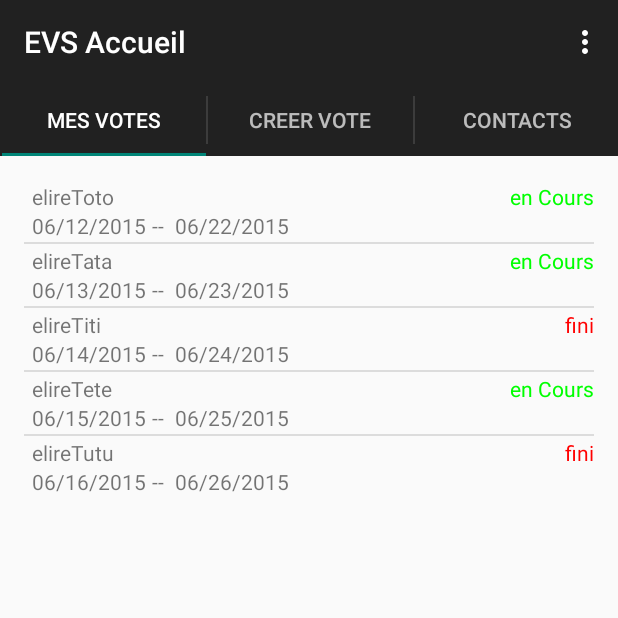
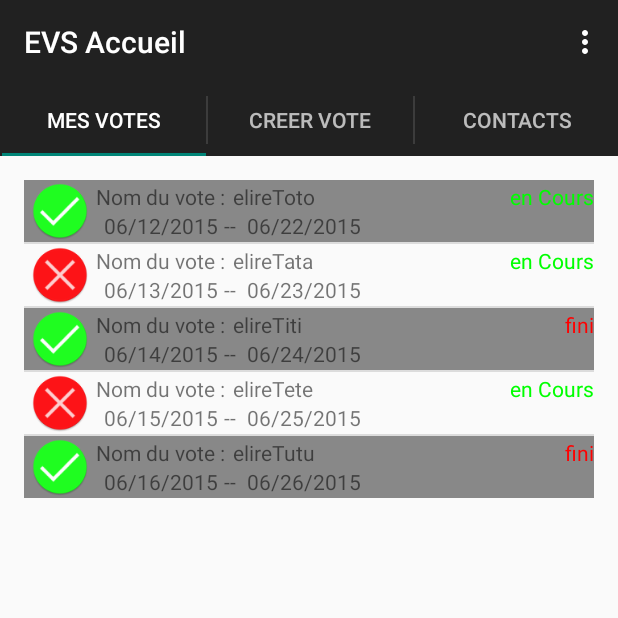
Before and after one commit to Smaylis13/ProjetM1, an Android app: the CHubMyVotesFragment screen opened directly, with no data from a screen before it, on a phone screen of 412 x 824 dp, the top half of it. Run offline under Robolectric (Android 15) with nearby library versions, the phone set to English and light mode, and no system bars.

Commit message:
legères modif interface

```diff
--- a/Android/G3Vote/app/src/main/java/fr/univtln/m1dapm/g3/g3vote/Entite/CVote.java
+++ b/Android/G3Vote/app/src/main/java/fr/univtln/m1dapm/g3/g3vote/Entite/CVote.java
@@ -20,6 +20,15 @@ public class CVote {
     private String mDescription;
 
     private boolean mStatut;
+    private boolean mVoted;
+
+    public boolean ismVoted() {
+        return mVoted;
+    }
+
+    public void setmVoted(boolean mVoted) {
+        this.mVoted = mVoted;
+    }
 
     private List<CRegle> mListRegle;
 
@@ -63,11 +72,12 @@ public class CVote {
         this.mFin=mFin;
     }
 
-    public CVote(int mIdVote, String mNom, boolean mStatut, Date debut, Date fin){
+    public CVote(int mIdVote, String mNom, boolean mStatut,boolean mVoted, Date debut, Date fin){
         this(mIdVote,mNom);
         this.mStatut=mStatut;
         this.beginDate = debut;
         this.endDate = fin;
+        this.mVoted=mVoted;
     }
     public String getmNom() {
         return mNom;
@@ -135,11 +145,11 @@ public class CVote {
 // representation of a date with the defined format.
 
 
-        listVote.add(new CVote(1,"elireToto",true,d1,d2));
-        listVote.add(new CVote(2,"elireTata",true,d3,d4));
-        listVote.add(new CVote(3,"elireTiti",false,d5,d6));
-        listVote.add(new CVote(4,"elireTete",true,d7,d8));
-        listVote.add(new CVote(5,"elireTutu",false,d9,d10));
+        listVote.add(new CVote(1,"elireToto",true,true,d1,d2));
+        listVote.add(new CVote(2,"elireTata",true,false,d3,d4));
+        listVote.add(new CVote(3,"elireTiti",false,true,d5,d6));
+        listVote.add(new CVote(4,"elireTete",true,false,d7,d8));
+        listVote.add(new CVote(5,"elireTutu",false,true,d9,d10));
         return listVote;
     }
 }
--- a/Android/G3Vote/app/src/main/java/fr/univtln/m1dapm/g3/g3vote/Interface/CUserAdapter.java
+++ b/Android/G3Vote/app/src/main/java/fr/univtln/m1dapm/g3/g3vote/Interface/CUserAdapter.java
@@ -60,6 +60,9 @@ public class CUserAdapter extends BaseAdapter{
             layoutItem = (RelativeLayout) convertView;
         }
 
+        if (position%2==0){
+            layoutItem.setBackgroundColor(-7829368);//gris clair
+        }
         //(2) : Récupération des TextView de notre layout
         TextView tv_Nom = (TextView)layoutItem.findViewById(R.id.TV_Nom);
         TextView tv_Prenom = (TextView)layoutItem.findViewById(R.id.TV_Prenom);
--- a/Android/G3Vote/app/src/main/java/fr/univtln/m1dapm/g3/g3vote/Interface/CVoteAdapter.java
+++ b/Android/G3Vote/app/src/main/java/fr/univtln/m1dapm/g3/g3vote/Interface/CVoteAdapter.java
@@ -6,6 +6,7 @@ import android.view.LayoutInflater;
 import android.view.View;
 import android.view.ViewGroup;
 import android.widget.BaseAdapter;
+import android.widget.ImageView;
 import android.widget.RelativeLayout;
 import android.widget.TextView;
 
@@ -61,13 +62,23 @@ public class CVoteAdapter extends BaseAdapter {
             layoutItem = (RelativeLayout) convertView;
         }
 
+        if (position%2==0){
+            layoutItem.setBackgroundColor(-7829368);//gris clair
+        }
+
         //(2) : Récupération des TextView de notre layout
         TextView ltv_voteName = (TextView)layoutItem.findViewById(R.id.lTV_voteName);
         TextView ltv_voteStatus = (TextView)layoutItem.findViewById(R.id.lTV_voteStatus);
         TextView ltv_beginDate = (TextView)layoutItem.findViewById(R.id.lTV_beginDate);
         TextView ltv_endDate = (TextView)layoutItem.findViewById(R.id.lTV_endDate);
+        ImageView liv_icon = (ImageView)layoutItem.findViewById(R.id.icon);
 
-
+        if(mListVote.get(position).ismVoted()){
+            liv_icon.setImageResource(R.mipmap.ic_yes_vote);
+        }
+        else{
+            liv_icon.setImageResource(R.mipmap.ic_no_vote);
+        }
         //(3) : Renseignement des valeurs
         ltv_voteName.setText(mListVote.get(position).getmNom());
         if (mListVote.get(position).getmStatut()){
@@ -78,6 +89,7 @@ public class CVoteAdapter extends BaseAdapter {
             ltv_voteStatus.setText("fini");
             ltv_voteStatus.setTextColor(Color.parseColor("red"));
         }
+
 
         //ltv_beginDate.setText(mListVote.get(position).getmDebut().getGregorianChange().toString());
         //ltv_endDate.setText(mListVote.get(position).getmFin().getGregorianChange().toString());
--- a/Android/G3Vote/app/src/main/res/layout/vote_layout.xml
+++ b/Android/G3Vote/app/src/main/res/layout/vote_layout.xml
@@ -3,13 +3,25 @@
     android:layout_width="fill_parent"
     android:layout_height="wrap_content">
 
+    <ImageView
+        android:id="@+id/icon"
+        android:layout_width="wrap_content"
+        android:layout_height="wrap_content"
+        android:src="@mipmap/ic_yes_vote"
+        android:layout_alignBottom="@+id/linearLayout"
+        android:layout_alignTop="@+id/lLL_vote" />
     <LinearLayout xmlns:android="http://schemas.android.com/apk/res/android"
         android:orientation="horizontal"
         android:layout_width="fill_parent"
         android:layout_height="wrap_content"
         android:layout_marginTop="1dp"
-        android:id="@+id/lLL_vote">
+        android:id="@+id/lLL_vote"
+        android:layout_toRightOf="@id/icon">
 
+        <TextView
+            android:layout_width="wrap_content"
+            android:layout_height="wrap_content"
+            android:text="@string/lTVvoteNameLabel"/>
         <TextView
             android:text="Nom du vote"
             android:id="@+id/lTV_voteName"
@@ -34,7 +46,8 @@
         android:layout_height="wrap_content"
         android:layout_marginBottom="1dp"
         android:layout_below="@id/lLL_vote"
-        android:id="@+id/linearLayout">
+        android:id="@+id/linearLayout"
+        android:layout_toRightOf="@id/icon">
 
         <TextView
             android:text="Date Début"
--- a/Android/G3Vote/app/src/main/res/values/strings.xml
+++ b/Android/G3Vote/app/src/main/res/values/strings.xml
@@ -36,4 +36,8 @@
     <string name="jugementMajorityDescription">le vote JM sert a blablabla</string>
     <string name="userFirstNameInputHint">Prénom</string>
     <string name="userLastNameInputHint">Nom de famille</string>
+    <string name="lTVvoteNameLabel">Nom du vote :</string>
+    <string name="lTVHelpMessageLog">Si vous avez déjà un compte, veuillez renseigner votre mail et
+        votre mot de passe et appuyer sur le boutton se connecter. Sinon veuillez appuyer sur le bouton s\'inscrire</string>
+    <string name="lTVspinnerName">Type de Vote</string>
 </resources>
```
Also changed, not shown: Android/G3Vote/app/src/main/res/layout/activity_clogin.xml (+10 -0 lines), Android/G3Vote/app/src/main/res/layout/fragment_chub_createvote.xml (+12 -3 lines), Android/G3Vote/app/src/main/ic_no_vote-web.png (added), Android/G3Vote/app/src/main/ic_yesVote-web.png (added), Android/G3Vote/app/src/main/res/mipmap-hdpi/ic_no_vote.png (added), Android/G3Vote/app/src/main/res/mipmap-hdpi/ic_yes_vote.png (added), Android/G3Vote/app/src/main/res/mipmap-mdpi/ic_no_vote.png (added), Android/G3Vote/app/src/main/res/mipmap-mdpi/ic_yes_vote.png (added), Android/G3Vote/app/src/main/res/mipmap-xhdpi/ic_no_vote.png (added), Android/G3Vote/app/src/main/res/mipmap-xhdpi/ic_yes_vote.png (added), Android/G3Vote/app/src/main/res/mipmap-xxhdpi/ic_no_vote.png (added), Android/G3Vote/app/src/main/res/mipmap-xxhdpi/ic_yes_vote.png (added), Android/G3Vote/app/src/main/res/mipmap-xxxhdpi/ic_no_vote.png (added), Android/G3Vote/app/src/main/res/mipmap-xxxhdpi/ic_yes_vote.png (added).
